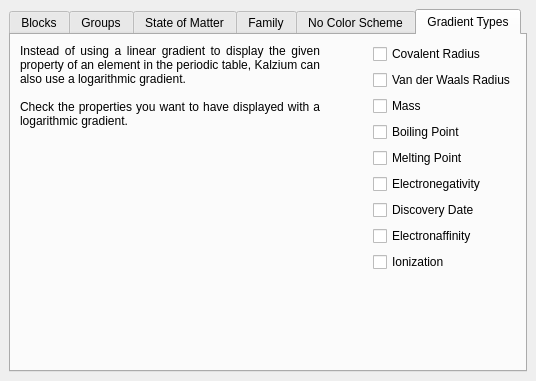
Old version of the form src/settings_colors.ui in the repository KDE/kalzium.
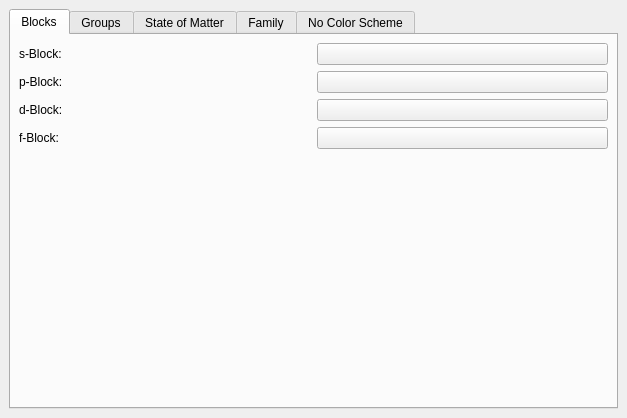
New version of the form. The open tabs and pages were chosen to show the change. Custom widgets are drawn as their Qt base class.

Commit message: Adding settingsoption for the gradient colors. Putting the gradient settings in an own page. GUI

```diff
--- a/src/settings_colors.ui
+++ b/src/settings_colors.ui
@@ -1,12 +1,12 @@
 <ui version="4.0" >
  <class>setupColors</class>
- <widget class="QWidget" name="setupColors" >
-  <property name="geometry" >
+ <widget class="QWidget" name="setupColors">
+  <property name="geometry">
    <rect>
     <x>0</x>
     <y>0</y>
-    <width>536</width>
-    <height>381</height>
+    <width>627</width>
+    <height>418</height>
    </rect>
   </property>
   <property name="windowTitle" >
@@ -930,161 +930,7 @@
          <property name="orientation" >
           <enum>Qt::Vertical</enum>
          </property>
-         <property name="sizeHint" >
-          <size>
-           <width>20</width>
-           <height>40</height>
-          </size>
-         </property>
-        </spacer>
-       </item>
-      </layout>
-     </widget>
-     <widget class="QWidget" name="tabGradientTypes" >
-      <attribute name="title" >
-       <string>Gradient Types</string>
-      </attribute>
-      <layout class="QGridLayout" >
-       <item row="0" column="0" >
-        <layout class="QHBoxLayout" >
-         <item>
-          <layout class="QVBoxLayout" >
-           <item>
-            <widget class="QLabel" name="label" >
-             <property name="sizePolicy" >
-              <sizepolicy vsizetype="Preferred" hsizetype="Preferred" >
-               <horstretch>0</horstretch>
-               <verstretch>0</verstretch>
-              </sizepolicy>
-             </property>
-             <property name="maximumSize" >
-              <size>
-               <width>318</width>
-               <height>16777215</height>
-              </size>
-             </property>
-             <property name="styleSheet" >
-              <string/>
-             </property>
-             <property name="text" >
-              <string>Instead of using a linear gradient to display the given property of an element in the periodic table, Kalzium can also use a logarithmic gradient.
-
-Check the properties you want to have displayed with a logarithmic gradient.</string>
-             </property>
-             <property name="textFormat" >
-              <enum>Qt::AutoText</enum>
-             </property>
-             <property name="alignment" >
-              <set>Qt::AlignJustify|Qt::AlignVCenter</set>
-             </property>
-             <property name="wordWrap" >
-              <bool>true</bool>
-             </property>
-            </widget>
-           </item>
-           <item>
-            <spacer>
-             <property name="orientation" >
-              <enum>Qt::Vertical</enum>
-             </property>
-             <property name="sizeHint" >
-              <size>
-               <width>20</width>
-               <height>40</height>
-              </size>
-             </property>
-            </spacer>
-           </item>
-          </layout>
-         </item>
-         <item>
-          <spacer>
-           <property name="orientation" >
-            <enum>Qt::Horizontal</enum>
-           </property>
-           <property name="sizeHint" >
-            <size>
-             <width>40</width>
-             <height>20</height>
-            </size>
-           </property>
-          </spacer>
-         </item>
-         <item>
-          <layout class="QVBoxLayout" >
-           <item>
-            <widget class="QCheckBox" name="kcfg_LogarithmicCovalentRadiusGradient" >
-             <property name="text" >
-              <string>Covalent Radius</string>
-             </property>
-            </widget>
-           </item>
-           <item>
-            <widget class="QCheckBox" name="kcfg_LogarithmicVanDerWaalsRadiusGradient" >
-             <property name="text" >
-              <string>Van der Waals Radius</string>
-             </property>
-            </widget>
-           </item>
-           <item>
-            <widget class="QCheckBox" name="kcfg_LogarithmicMassGradient" >
-             <property name="text" >
-              <string>Mass</string>
-             </property>
-            </widget>
-           </item>
-           <item>
-            <widget class="QCheckBox" name="kcfg_LogarithmicBoilingPointGradient" >
-             <property name="text" >
-              <string>Boiling Point</string>
-             </property>
-            </widget>
-           </item>
-           <item>
-            <widget class="QCheckBox" name="kcfg_LogarithmicMeltingPointGradient" >
-             <property name="text" >
-              <string>Melting Point</string>
-             </property>
-            </widget>
-           </item>
-           <item>
-            <widget class="QCheckBox" name="kcfg_LogarithmicElectronegativityGradient" >
-             <property name="text" >
-              <string>Electronegativity</string>
-             </property>
-            </widget>
-           </item>
-           <item>
-            <widget class="QCheckBox" name="kcfg_LogarithmicDiscoverydateGradient" >
-             <property name="text" >
-              <string>Discovery Date</string>
-             </property>
-            </widget>
-           </item>
-           <item>
-            <widget class="QCheckBox" name="kcfg_LogarithmicElectronaffinityGradient" >
-             <property name="text" >
-              <string>Electronaffinity</string>
-             </property>
-            </widget>
-           </item>
-           <item>
-            <widget class="QCheckBox" name="kcfg_LogarithmicIonizationGradient" >
-             <property name="text" >
-              <string>Ionization</string>
-             </property>
-            </widget>
-           </item>
-          </layout>
-         </item>
-        </layout>
-       </item>
-       <item row="1" column="0" >
-        <spacer>
-         <property name="orientation" >
-          <enum>Qt::Vertical</enum>
-         </property>
-         <property name="sizeHint" >
+         <property name="sizeHint" stdset="0">
           <size>
            <width>20</width>
            <height>40</height>
```
Left out of the diff: 668 changed lines with no effect on the pictures. The commit also changes 7 other files.
